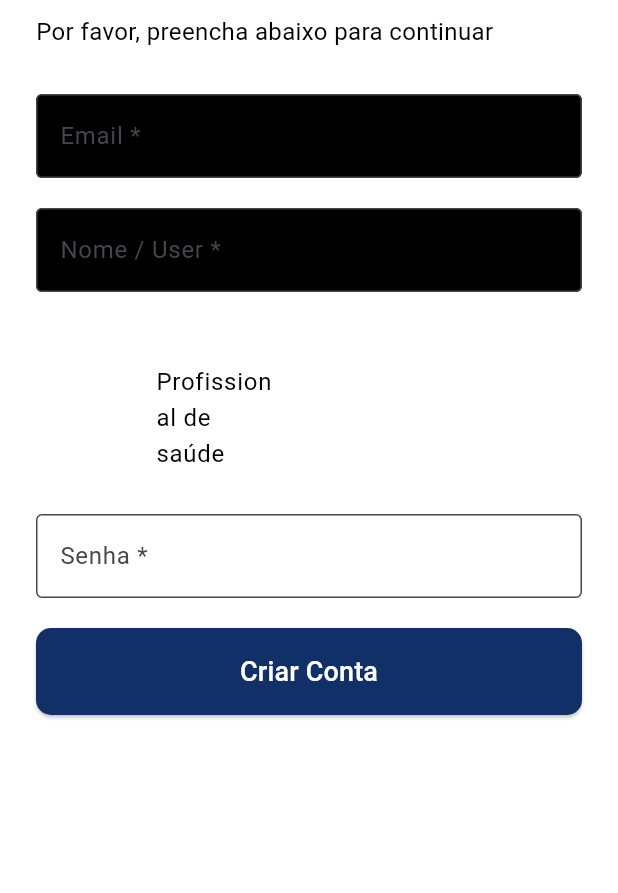
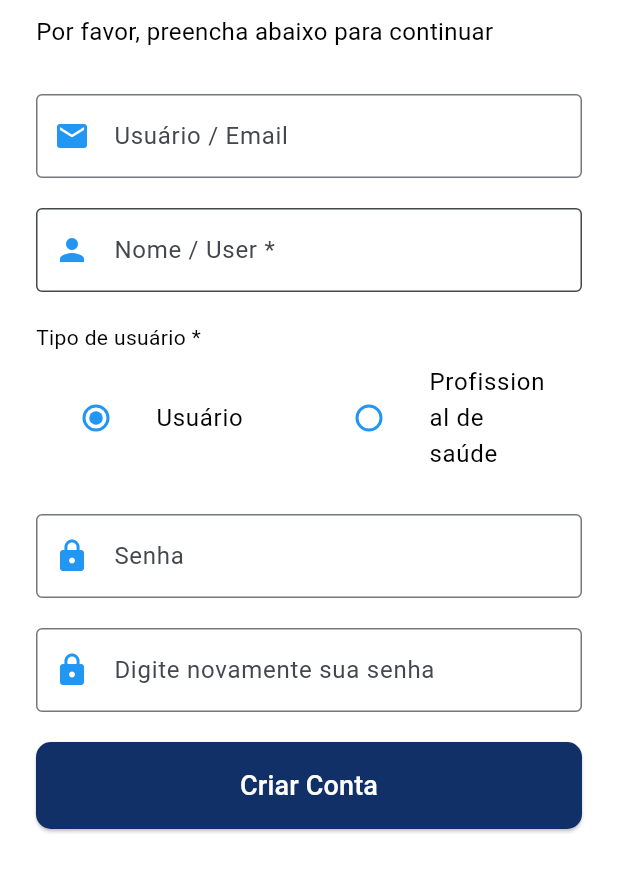
Before and after one commit to viniciusfurtado1/idate_libras, a Flutter app: the RegisterPage screen opened directly, on a phone screen of 412 x 824 dp, the part 143-1036 px from its top. Run offline on Flutter 3.47's test engine with Material 3 defaults, Android fonts, the phone set to English and light mode, and no system bars; our stand-ins replace flick_video_player, google_fonts, shared_preferences, video_player; accounts and stored records are empty.

Commit message:
Improved page registration

```diff
--- a/lib/register_page.dart
+++ b/lib/register_page.dart
@@ -15,7 +15,7 @@ class _RegisterPageState extends State<RegisterPage> {
   @override
   Widget build(BuildContext context) {
     return Scaffold(
-      backgroundColor: const Color(0xFFFFFFFF), // Cor azul atualizada
+      backgroundColor: const Color(0xFFFFFFFF), // Cor de fundo branca
       body: SafeArea(
         child: SingleChildScrollView(
           child: Padding(
@@ -45,10 +45,9 @@ class _RegisterPageState extends State<RegisterPage> {
                 // Campo de Email
                 const TextField(
                   decoration: InputDecoration(
-                    labelText: 'Email *',
-                    hintText: 'usuario@gmail.com',
-                    fillColor: Colors.black,
-                    filled: true,
+                    labelText: 'Usuário / Email',
+                    hintText: 'Digite o seu email',
+                    prefixIcon: Icon(Icons.email, color: Colors.blue),
                     border: OutlineInputBorder(),
                   ),
                 ),
@@ -59,7 +58,8 @@ class _RegisterPageState extends State<RegisterPage> {
                   decoration: const InputDecoration(
                     labelText: 'Nome / User *',
                     hintText: 'Digite seu nome ou usuário',
-                    fillColor: Colors.black,
+                    prefixIcon: Icon(Icons.person, color: Colors.blue), // Ícone de usuário azul
+                    fillColor: Colors.white,
                     filled: true,
                     border: OutlineInputBorder(),
                   ),
@@ -68,10 +68,28 @@ class _RegisterPageState extends State<RegisterPage> {
                 // Tipo de usuário
                 const Text(
                   'Tipo de usuário *',
-                  style: TextStyle(color: Colors.white),
+                  style: TextStyle(color: Colors.black),
                 ),
                 Row(
                   children: [
+                    Expanded(
+                      child: ListTile(
+                        title: const Text(
+                          'Usuário',
+                          style: TextStyle(color: Colors.black),
+                        ),
+                        leading: Radio<SingingCharacter>(
+                          value: SingingCharacter.usuario,
+                          groupValue: _character,
+                          onChanged: (SingingCharacter? value) {
+                            setState(() {
+                              _character = value;
+                            });
+                          },
+                          fillColor: MaterialStateProperty.all(Colors.blue),
+                        ),
+                      ),
+                    ),
                     Expanded(
                       child: ListTile(
                         title: const Text(
@@ -86,25 +104,7 @@ class _RegisterPageState extends State<RegisterPage> {
                               _character = value;
                             });
                           },
-                          fillColor: MaterialStateProperty.all(Colors.white),
-                        ),
-                      ),
-                    ),
-                    Expanded(
-                      child: ListTile(
-                        title: const Text(
-                          'Usuário',
-                          style: TextStyle(color: Colors.white),
-                        ),
-                        leading: Radio<SingingCharacter>(
-                          value: SingingCharacter.usuario,
-                          groupValue: _character,
-                          onChanged: (SingingCharacter? value) {
-                            setState(() {
-                              _character = value;
-                            });
-                          },
-                          fillColor: MaterialStateProperty.all(Colors.white),
+                          fillColor: MaterialStateProperty.all(Colors.blue),
                         ),
                       ),
                     ),
@@ -115,15 +115,25 @@ class _RegisterPageState extends State<RegisterPage> {
                 const TextField(
                   obscureText: true,
                   decoration: InputDecoration(
-                    labelText: 'Senha *',
-                    hintText: '******',
-                    fillColor: Colors.white,
-                    filled: true,
+                    labelText: 'Senha',
+                    hintText: 'Digite sua senha',
+                    prefixIcon: Icon(Icons.lock, color: Colors.blue),
                     border: OutlineInputBorder(),
                   ),
                 ),
                 const SizedBox(height: 20),
-                // Botão Criar Conta com fundo branco
+                // Campo de confirmação de Senha
+                const TextField(
+                  obscureText: true,
+                  decoration: InputDecoration(
+                    labelText: 'Digite novamente sua senha',
+                    hintText: 'Digite novamente sua senha',
+                    prefixIcon: Icon(Icons.lock, color: Colors.blue),
+                    border: OutlineInputBorder(),
+                  ),
+                ),
+                const SizedBox(height: 20),
+                // Botão Criar Conta com fundo azul
                 ElevatedButton(
                   onPressed: () {
                     // Navega para a tela de sucesso, passando o nome/usuário
```
